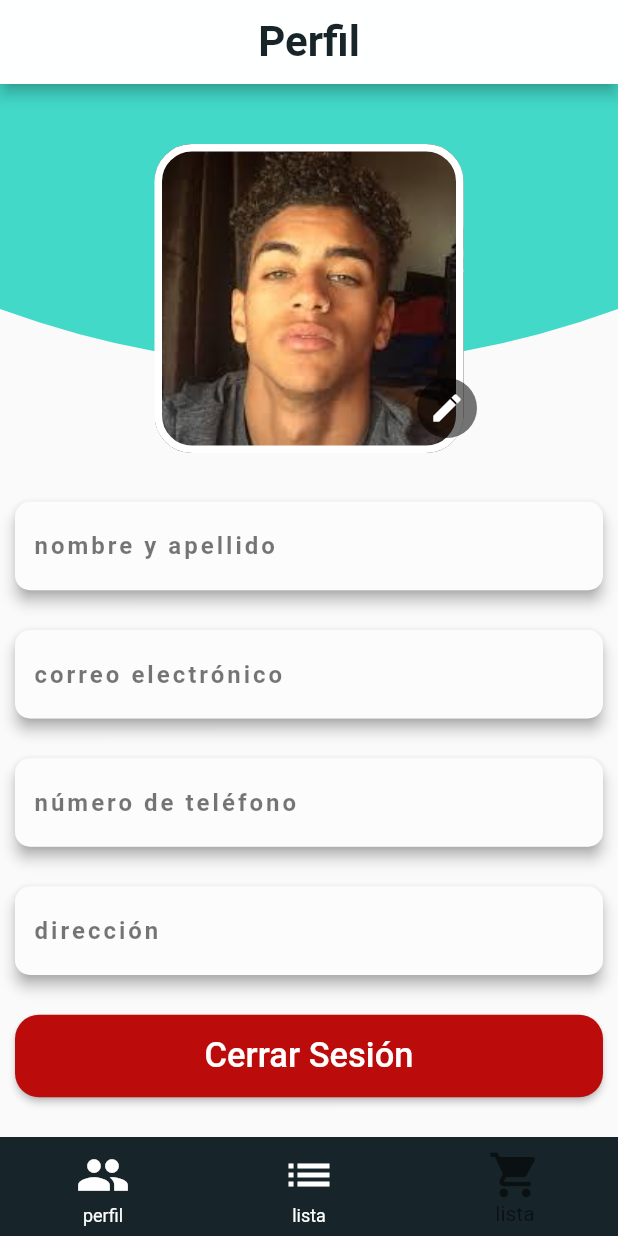
After one commit to angiemapa/PuntoDeVenta_appmovil, a Flutter app: the UserScreen screen opened directly, after a tap on "Cerrar Sesión", on a phone screen of 412 x 824 dp. The commit adds this screen. Run offline on Flutter 3.47's test engine with Material 2 defaults, Android fonts, the phone set to English and light mode, and no system bars; our stand-ins replace google_sign_in.

Commit message:
Agregué Pantalla Perfil.

```diff
--- a/lib/src/login/ui/product_list_screen.dart
+++ b/lib/src/login/ui/product_list_screen.dart
@@ -1,7 +1,12 @@
 import 'package:flutter/material.dart';
-import 'package:proyecto_administracion/src/clases/text_field_widget.dart';
+//import 'package:proyecto_administracion/src/clases/text_field_widget.dart';
 
-class ListaScreen extends StatelessWidget {
+class ListaScreen extends StatefulWidget {
+  @override
+  _ListaScreenState createState() => _ListaScreenState();
+}
+
+class _ListaScreenState extends State<ListaScreen> {
   @override
   Widget build(BuildContext context) {
     return Scaffold(
@@ -22,6 +27,7 @@ class ListaScreen extends StatelessWidget {
   }
 
   bool visibilidad = true;
+
   void visible() {}
 
   Widget _body(BuildContext context) {
--- a/lib/src/routes/app_route.dart
+++ b/lib/src/routes/app_route.dart
@@ -1,11 +1,13 @@
 import 'package:flutter/material.dart';
 import 'package:proyecto_administracion/src/login/ui/login_screen.dart';
 import 'package:proyecto_administracion/src/login/ui/product_list_screen.dart';
+import 'package:proyecto_administracion/src/user/ui/user_screen.dart';
 
 
 Map<String, WidgetBuilder> getApplicationRoutes() {
   return <String, WidgetBuilder>{
     "Login": (BuildContext context) => LoginScreen(),
-    "Producto/list": (BuildContext context) => ListaScreen()
+    "Producto/list": (BuildContext context) => ListaScreen(),
+    "User": (BuildContext context) => UserScreen(),
   };
 }
--- /dev/null
+++ b/lib/src/user/ui/user_screen.dart
@@ -0,0 +1,185 @@
+import 'package:flutter/material.dart';
+import 'package:flutter/rendering.dart';
+
+class UserScreen extends StatelessWidget{
+
+  Widget textfield({@required String hintText}){
+    return Material(
+      elevation: 4,
+      shadowColor: Colors.grey,
+      shape: RoundedRectangleBorder(
+        borderRadius: BorderRadius.circular(10),
+        ),
+          child: TextField(
+        decoration: InputDecoration(
+          hintText: hintText,
+          hintStyle: TextStyle(
+            letterSpacing: 2,
+            color: Colors.black54,
+            fontWeight: FontWeight.bold,
+          ),
+          fillColor: Colors.white30,
+          filled: true,
+
+          border: OutlineInputBorder(
+            borderRadius: BorderRadius.circular(10.0),
+            borderSide: BorderSide.none
+            )
+        ),
+
+      ),
+    );
+  }
+  @override
+  Widget build(BuildContext context){
+    return Scaffold(
+      bottomNavigationBar: BottomNavigationBar(
+        onTap: (index){},
+        elevation: 0,
+        currentIndex: 2,
+        iconSize: 36,
+        backgroundColor: Color(0xff17252A),
+        unselectedItemColor: Colors.white,
+        selectedItemColor: Colors.black54,
+        items: [
+          BottomNavigationBarItem(
+            icon:  Icon(Icons.people),
+            title: Text("perfil")
+            ),
+            BottomNavigationBarItem(
+            icon:  Icon(Icons.list),
+            title: Text("lista")
+            ),
+          BottomNavigationBarItem(
+            icon:  Icon(Icons.shopping_cart),
+            title: Text("lista")
+            )
+        ],
+      ),
+      appBar: AppBar(
+        centerTitle: true,
+        title: const Text ("Perfil",
+            style: TextStyle(color: Color(0xFF17252A),fontSize: 28, fontWeight: FontWeight.bold)),
+            backgroundColor: Color(0xFFfeffff),
+           ),
+         body: Stack(
+           alignment: Alignment.center,
+           children: [
+             Column(mainAxisAlignment: MainAxisAlignment.end,
+             children: [
+               Container(
+                 height:450,
+                 width: double.infinity,
+                 margin: EdgeInsets.symmetric(horizontal: 10),
+                 child: Column(
+                   mainAxisAlignment: MainAxisAlignment.spaceEvenly,
+                   children: [
+                     textfield(
+                       hintText: "nombre y apellido",
+                      ),
+                      textfield(
+                       hintText: "correo electrónico",
+                      ),
+                      textfield(
+                       hintText: "número de teléfono",
+                      ),
+                      textfield(
+                       hintText: "dirección",
+                      ),
+                      Container(
+                        height: 55,
+                        width: double.infinity,
+                        child: RaisedButton(
+                          onPressed: (){},
+                          color: Color(0xffBC0B0B),
+                          shape: RoundedRectangleBorder(
+                            borderRadius: BorderRadius.circular(16),
+                          ),
+                          child: Center(
+                            child: Text("Cerrar Sesión", style: TextStyle(
+                              fontSize: 23,
+                              color: Colors.white,
+                              ),
+                              ),
+                            ),
+
+                            ) ,
+                          ),
+                   ],
+                   ),
+                )
+             ],
+             ),
+             CustomPaint(
+               child: Container(
+                 width:  MediaQuery.of(context).size.width,
+                 height: MediaQuery.of(context).size.height,
+                 ),
+                 painter: HeaderCurvedContainer(),
+              ),
+             Column(
+               crossAxisAlignment: CrossAxisAlignment.center,
+               children: [
+                 Padding(
+                   padding: EdgeInsets.all(20),
+                   /*child: Text(
+                     "peril",
+                     style: TextStyle(
+                       fontSize: 35,
+                       letterSpacing: 1.5,
+                       color: Colors.white,
+                       fontWeight: FontWeight.w600,
+                       ),
+                   )*/
+                   ),
+                   Container(
+                     padding: EdgeInsets.all(10.0),
+                     width: MediaQuery.of(context).size.width / 2,
+                     height: MediaQuery.of(context).size.width / 2,
+                     decoration: BoxDecoration(
+                       border: Border.all(
+                         color: Colors.white, width: 5,
+                         ),
+                       shape: BoxShape.rectangle,
+                       borderRadius: BorderRadius.circular(25.0),
+                       color: Colors.white,
+                       //aquí sustituir imagen obtenida de bd/firebase
+                       image: DecorationImage(
+                         fit: BoxFit.cover,
+                         image: AssetImage("assets/images/profile.jpg"),
+                          ),
+                      ),
+                   ),
+               ],),
+               Padding(padding: EdgeInsets.only(bottom:270,left:184),
+               child: CircleAvatar(
+                 backgroundColor: Colors.black54,
+                 child: IconButton(
+                   icon: Icon(
+                     Icons.edit,
+                     color: Colors.white
+                     ),
+                     onPressed: (){},
+                     ),
+                    ),
+               )
+           ],
+      ),
+    );
+  }
+}
+class HeaderCurvedContainer extends CustomPainter {
+  @override
+  void paint(Canvas canvas, Size size){
+    Paint paint = Paint()..color = Color(0xff42D9C8);
+    Path path = Path()
+    ..relativeLineTo(0, 150)
+    ..quadraticBezierTo(size.width / 2, 225, size.width, 150)
+    ..relativeLineTo(0, -150)
+    ..close();
+    canvas.drawPath(path, paint);
+  }
+
+  @override
+  bool shouldRepaint(CustomPainter oldDelegate)=> false;
+}
--- /dev/null
+++ b/lib/user/user_screen.dart
@@ -0,0 +1,25 @@
+//import 'dart:async';
+//import 'dart:convert' show json;
+import 'package:flutter/material.dart';
+import 'package:flutter/rendering.dart';
+
+class User extends StatefulWidget{
+  @override
+  State createState() => UserState();
+}
+
+class UserState extends State<User>{
+
+  @override
+  Widget build(BuildContext context) {
+    return Scaffold(
+        appBar: AppBar(
+          title: const Text('Perfil de Usuario'),
+        ),
+        body: ConstrainedBox(
+          constraints: const BoxConstraints.expand(),
+          //: _buildBody(),
+        ));
+  }
+
+}
--- a/pubspec.yaml
+++ b/pubspec.yaml
@@ -28,9 +28,15 @@ dependencies:
   # The following adds the Cupertino Icons font to your application.
   # Use with the CupertinoIcons class for iOS style icons.
   cupertino_icons: ^0.1.3
+  bloc: ^6.0.3
+  flutter_bloc: ^6.0.5
+  shared_preferences: ^0.5.12
+
   google_sign_in: ^4.5.3
   firebase_core: ^0.5.0
   firebase_auth: ^0.18.0+1
+  image_picker: ^0.6.1+11
+
 
 dev_dependencies:
   flutter_test:
```
Also changed, not shown: assets/images/flecha-izquierda.png (added), assets/images/mas.png (added), assets/images/profile.jpg (added), assets/images/salida (1).png (added), assets/images/usuario (1).png (added), assets/images/visibilidad (1).png (added), assets/images/visibilidad.png (added), pubspec.lock.
